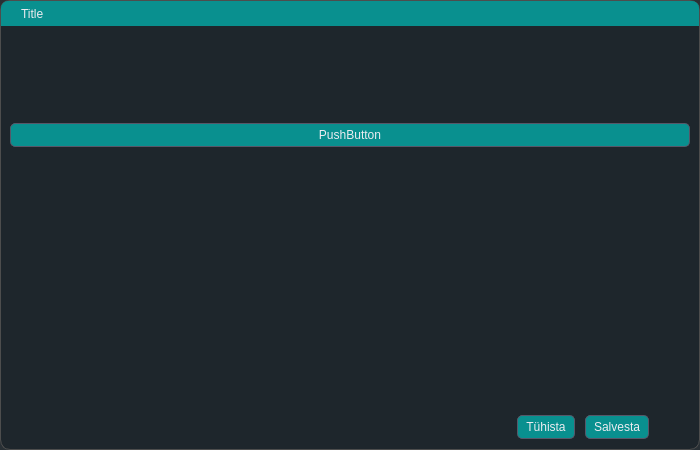
Old version of the form mailabl-qgis/widgets/asBuiltTools.ui in the repository TuloliKalver/mailabl-qgis.
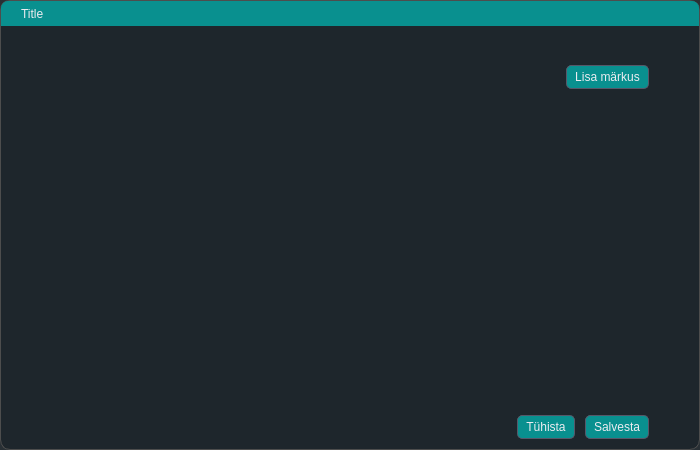
New version of the form. Icons and pictures are not drawn.

Commit message: pre 2.03.09 notes are loaded and user could make notes

What changed in the file:
```diff
--- a/mailabl-qgis/widgets/asBuiltTools.ui
+++ b/mailabl-qgis/widgets/asBuiltTools.ui
@@ -88,7 +88,7 @@
 /* ---------------------------- */
 /* 📝 QLineEdit Styling */
 /* ---------------------------- */
-QLineEdit {
+QLineEdit, QTextEdit {
     background-color: #303a42;   /* Matches the global dark background */
     color: #c5c5d2;              /* Default light gray text */
     border: 1px solid #6f7f87;
@@ -105,7 +105,7 @@
 /* ---------------------------- */
 /* 🔘 Disabled State for QLineEdit */
 /* ---------------------------- */
-QLineEdit:disabled {
+QLineEdit:disabled, QTextEdit {
     background-color: #24252e;  /* A slightly darker tone for disabled state */
     border: 1px dashed rgba(120, 120, 130, 0.5);  /* Dashed and faded border */
     color: rgba(170, 170, 180, 0.5);  /* Muted text color */
@@ -511,9 +511,31 @@
         </property>
         <layout class="QVBoxLayout" name="verticalLayout_3">
          <item>
-          <widget class="QPushButton" name="Drawingtool">
+          <layout class="QVBoxLayout" name="Notes">
+           <property name="spacing">
+            <number>0</number>
+           </property>
+          </layout>
+         </item>
+        </layout>
+       </widget>
+      </item>
+      <item>
+       <widget class="QFrame" name="frame_2">
+        <property name="frameShape">
+         <enum>QFrame::StyledPanel</enum>
+        </property>
+        <property name="frameShadow">
+         <enum>QFrame::Raised</enum>
+        </property>
+        <layout class="QHBoxLayout" name="horizontalLayout">
+         <property name="rightMargin">
+          <number>50</number>
+         </property>
+         <item alignment="Qt::AlignRight">
+          <widget class="QPushButton" name="pbAddNote">
            <property name="text">
-            <string>PushButton</string>
+            <string>Lisa märkus</string>
            </property>
           </widget>
          </item>
@@ -523,6 +545,19 @@
         </layout>
        </widget>
       </item>
+      <item>
+       <spacer name="verticalSpacer">
+        <property name="orientation">
+         <enum>Qt::Vertical</enum>
+        </property>
+        <property name="sizeHint" stdset="0">
+         <size>
+          <width>20</width>
+          <height>40</height>
+         </size>
+        </property>
+       </spacer>
+      </item>
       <item alignment="Qt::AlignBottom">
        <widget class="QFrame" name="fButtons">
         <property name="frameShape">
```
Left out of the diff: 3 changed lines with no effect on the pictures. The commit also changes 4 other files.
